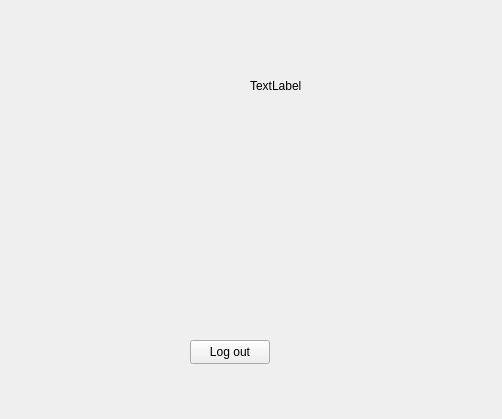
The window that expertform.ui (McQueeh95/auctionApp) describes before a commit, drawn with Qt 5.
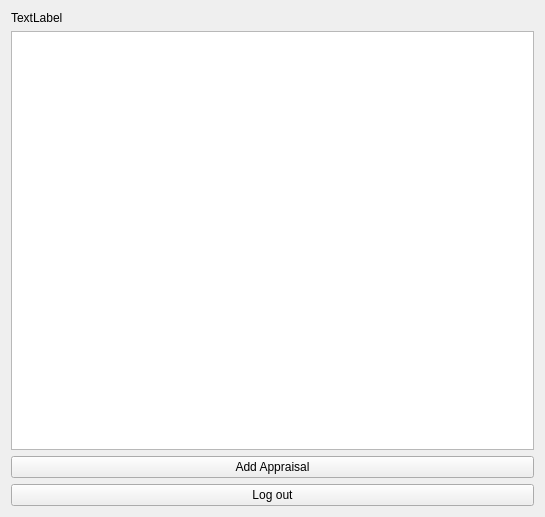
The same window after the commit.

```diff
--- a/expertform.ui
+++ b/expertform.ui
@@ -6,39 +6,39 @@
    <rect>
     <x>0</x>
     <y>0</y>
-    <width>502</width>
-    <height>419</height>
+    <width>545</width>
+    <height>517</height>
    </rect>
   </property>
   <property name="windowTitle">
    <string>Form</string>
   </property>
+  <layout class="QVBoxLayout" name="verticalLayout">
+   <item>
   <widget class="QLabel" name="expertInfoLabel">
-   <property name="geometry">
-    <rect>
-     <x>250</x>
-     <y>70</y>
-     <width>191</width>
-     <height>31</height>
-    </rect>
-   </property>
    <property name="text">
     <string>TextLabel</string>
    </property>
   </widget>
+   </item>
+   <item>
+    <widget class="QTableView" name="lotTable"/>
+   </item>
+   <item>
+    <widget class="QPushButton" name="addAppraisalButton">
+     <property name="text">
+      <string>Add Appraisal</string>
+     </property>
+    </widget>
+   </item>
+   <item>
   <widget class="QPushButton" name="logOutButton">
-   <property name="geometry">
-    <rect>
-     <x>190</x>
-     <y>340</y>
-     <width>80</width>
-     <height>24</height>
-    </rect>
-   </property>
    <property name="text">
     <string>Log out</string>
    </property>
   </widget>
+   </item>
+  </layout>
  </widget>
  <resources/>
  <connections/>
```
Lines whose indentation alone changed are shown as unchanged.
